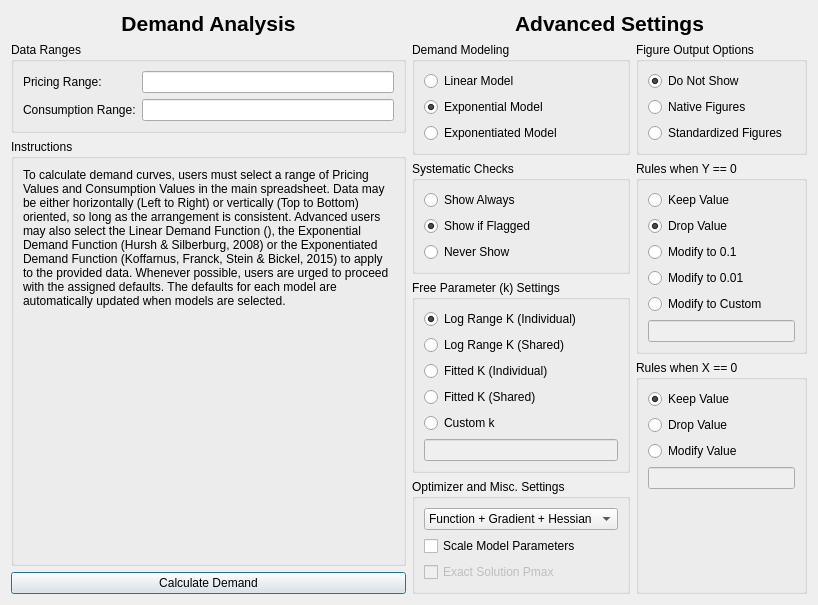
This is demandsettingsdialog.ui in miyamot0/DemandCalculatorQT as Qt 5 draws it before an edit. The edited form follows.
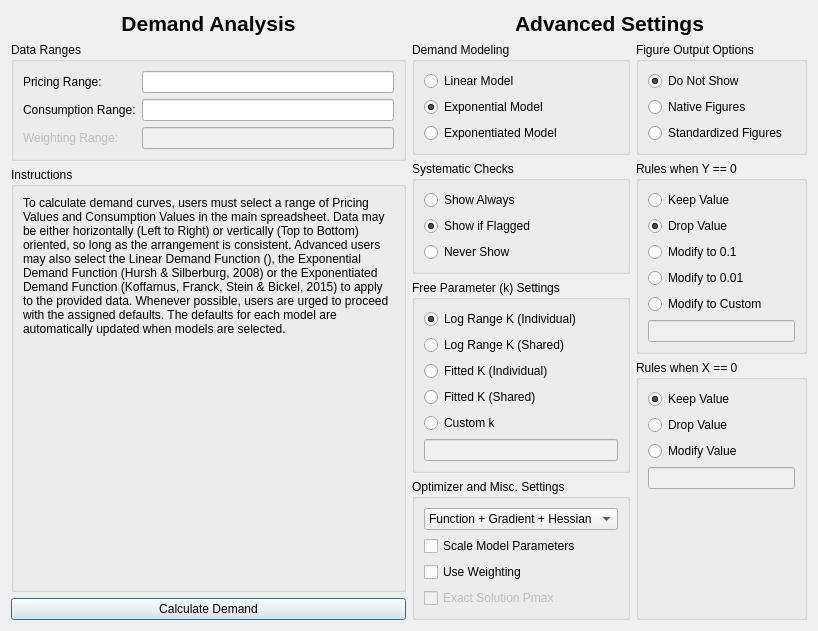
This is the edited form.

Commit message: Weighting Settings: UI added

What changed in the file:
```diff
--- a/demandsettingsdialog.ui
+++ b/demandsettingsdialog.ui
@@ -88,6 +88,23 @@
               </property>
              </widget>
             </item>
+            <item row="2" column="0">
+             <widget class="QLabel" name="labelWeight">
+              <property name="enabled">
+               <bool>false</bool>
+              </property>
+              <property name="text">
+               <string>Weighting Range:</string>
+              </property>
+             </widget>
+            </item>
+            <item row="2" column="1">
+             <widget class="QLineEdit" name="weightRangeText">
+              <property name="enabled">
+               <bool>false</bool>
+              </property>
+             </widget>
+            </item>
            </layout>
           </item>
          </layout>
@@ -375,6 +392,13 @@
               </property>
              </widget>
             </item>
+            <item>
+             <widget class="QCheckBox" name="checkBoxWeighting">
+              <property name="text">
+               <string>Use Weighting</string>
+              </property>
+             </widget>
+            </item>
             <item>
              <widget class="QCheckBox" name="checkBoxAlternativePmax">
               <property name="enabled">
```
Left out of the diff: 1 changed line with no effect on the pictures. The commit also changes 5 other files.
